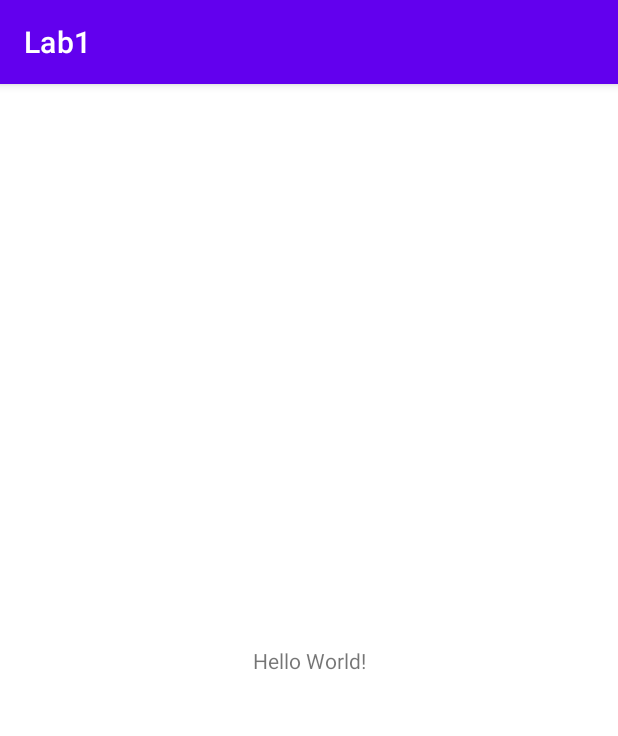
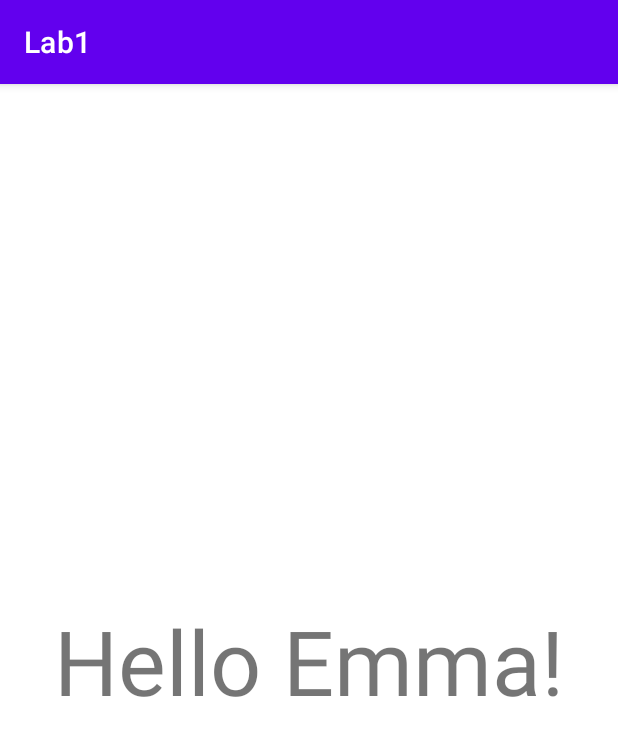
Before and after one commit to emmagiame/Lab1, an Android app: the screen it shows after launch (MainActivity), on a phone screen of 412 x 824 dp. Shown: the top 736 px of the screen. Run offline under Robolectric (Android 15) with nearby library versions, the phone set to English and light mode, and no system bars.

Commit message:
self greeting with new size

```diff
--- a/app/src/main/res/layout/activity_main.xml
+++ b/app/src/main/res/layout/activity_main.xml
@@ -9,7 +9,8 @@
     <TextView
         android:layout_width="wrap_content"
         android:layout_height="wrap_content"
-        android:text="Hello World!"
+        android:text="Hello Emma!"
+        android:textSize="60sp"
         app:layout_constraintBottom_toBottomOf="parent"
         app:layout_constraintEnd_toEndOf="parent"
         app:layout_constraintStart_toStartOf="parent"
```
